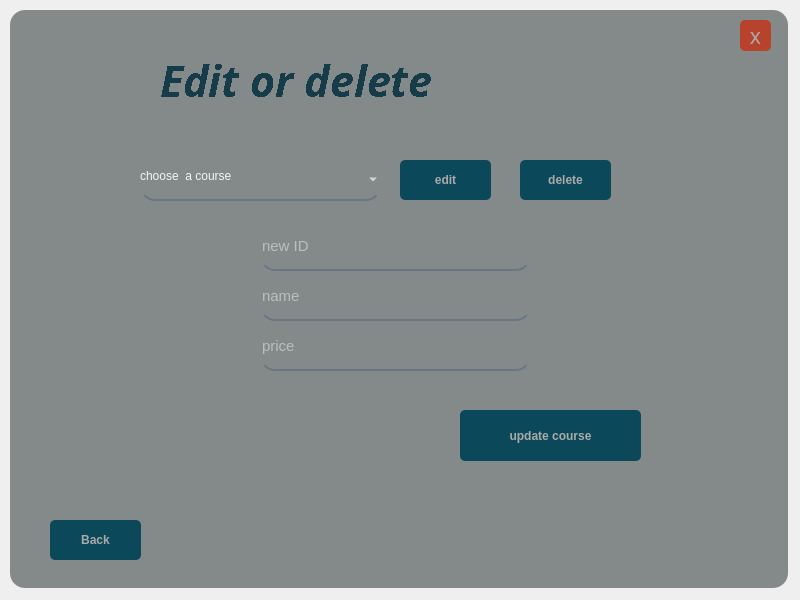
Before: the Qt Designer form UIs/edit_c.ui in IxBahy/EDU-center-system, drawn with Qt 5.
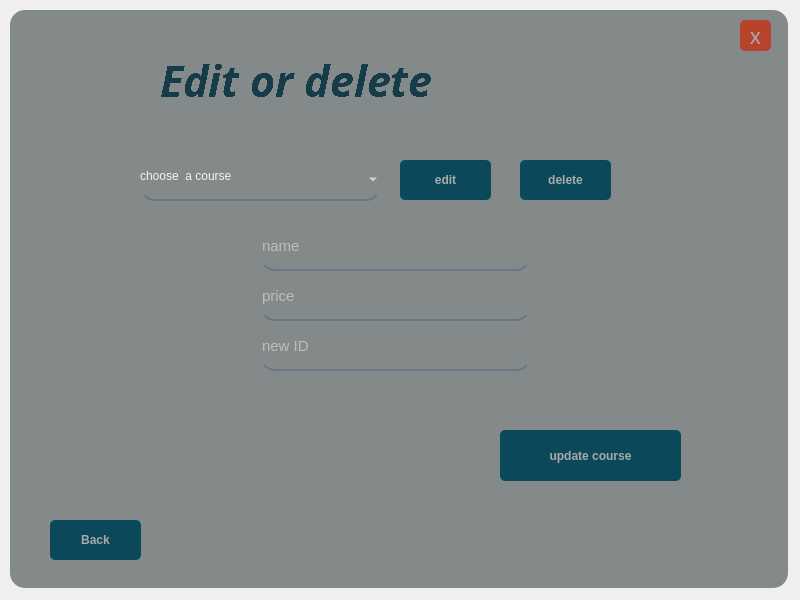
After: the same form once the commit is applied.

```diff
--- a/UIs/edit_c.ui
+++ b/UIs/edit_c.ui
@@ -276,7 +276,7 @@
      <property name="geometry">
       <rect>
        <x>250</x>
-       <y>270</y>
+       <y>220</y>
        <width>271</width>
        <height>41</height>
       </rect>
@@ -301,7 +301,7 @@
      <property name="geometry">
       <rect>
        <x>250</x>
-       <y>320</y>
+       <y>270</y>
        <width>271</width>
        <height>41</height>
       </rect>
@@ -350,8 +350,8 @@
     <widget class="QPushButton" name="update_Button">
      <property name="geometry">
       <rect>
-       <x>450</x>
-       <y>400</y>
+       <x>490</x>
+       <y>420</y>
        <width>181</width>
        <height>51</height>
       </rect>
@@ -394,7 +394,7 @@
      <property name="geometry">
       <rect>
        <x>250</x>
-       <y>220</y>
+       <y>320</y>
        <width>271</width>
        <height>41</height>
       </rect>
@@ -415,6 +415,24 @@
       <string>new ID</string>
      </property>
     </widget>
+    <widget class="QLabel" name="note_msg">
+     <property name="geometry">
+      <rect>
+       <x>260</x>
+       <y>380</y>
+       <width>261</width>
+       <height>21</height>
+      </rect>
+     </property>
+     <property name="styleSheet">
+      <string notr="true">font: 10pt &quot;MS Shell Dlg 2&quot;;
+background-color: rgba(255, 255, 255, 0);
+color: rgb(143,0,0);</string>
+     </property>
+     <property name="text">
+      <string/>
+     </property>
+    </widget>
    </widget>
   </widget>
  </widget>
```
Left out of the diff: 4 changed lines with no effect on the pictures.
